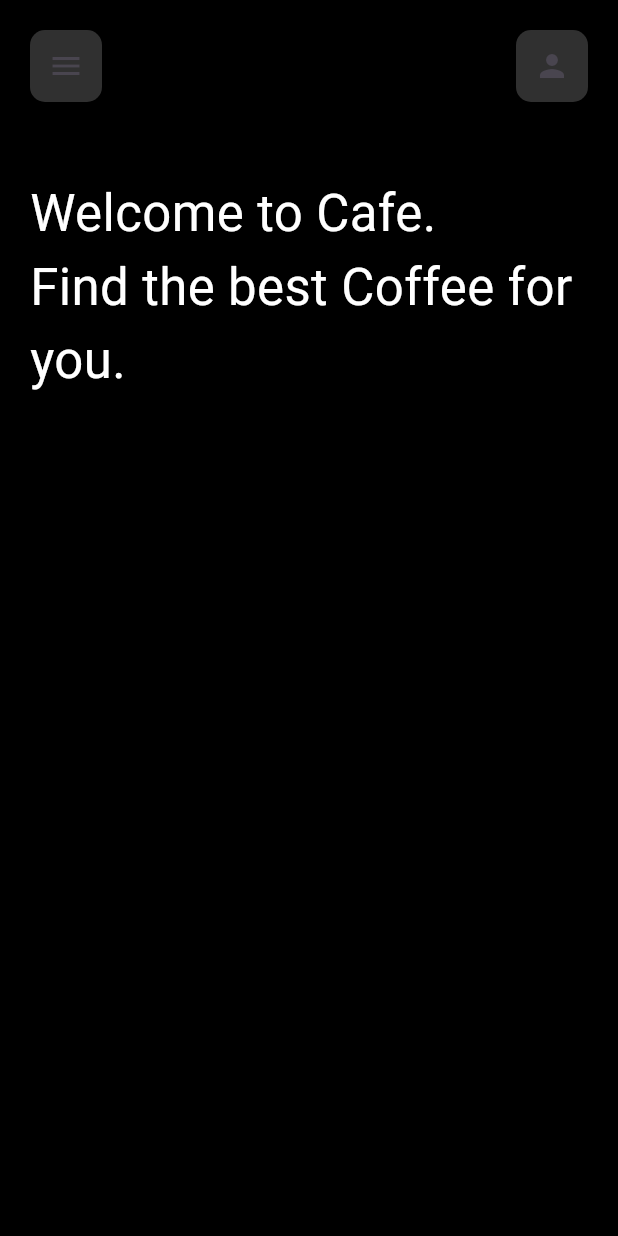
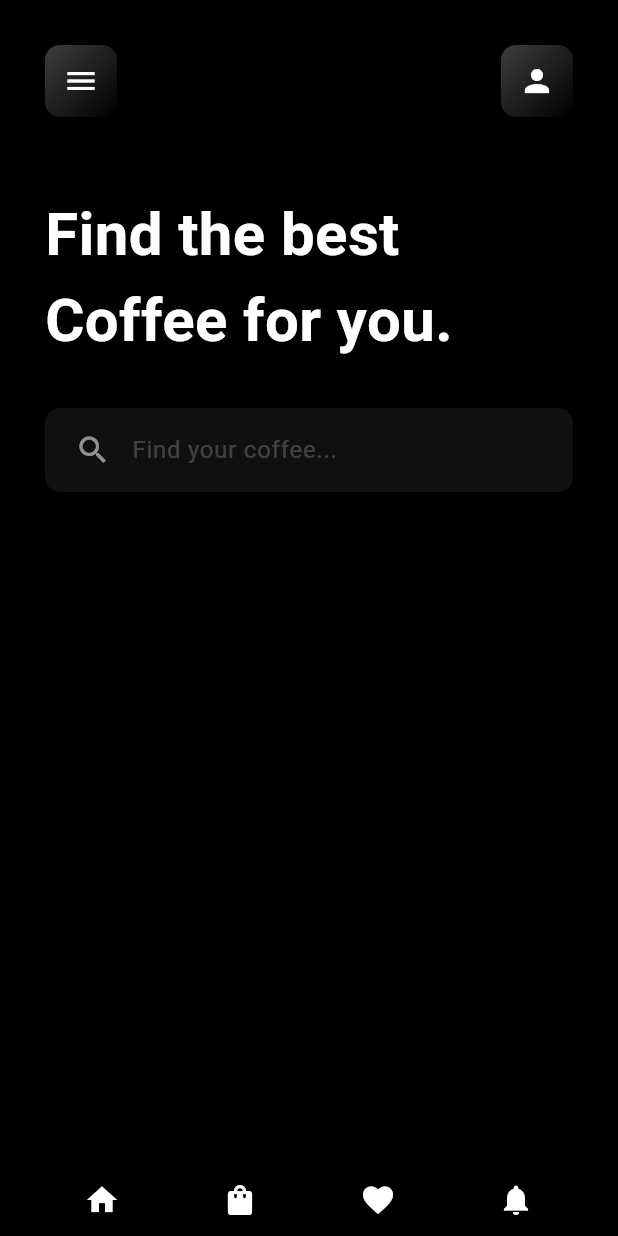
Before and after one commit to Qamar-15/AppDevelopment, a Flutter app: the screen it shows after launch, on a phone screen of 412 x 824 dp. Run offline on Flutter 3.47's test engine with Material 3 defaults, Android fonts, the phone set to English and light mode, and no system bars.

Commit message:
Added new Features

```diff
--- a/cafe/lib/main_screen_widget.dart
+++ b/cafe/lib/main_screen_widget.dart
@@ -1,6 +1,9 @@
 import 'package:flutter/material.dart';
+import 'coffee_model.dart';
 
 class MainScreenWidget extends StatefulWidget {
+  const MainScreenWidget({super.key});
+
   @override
   _MainScreenWidgetState createState() => _MainScreenWidgetState();
 }
@@ -11,38 +14,109 @@ class _MainScreenWidgetState extends State<MainScreenWidget> {
     return Scaffold(
       backgroundColor: Colors.black,
       body: Padding(
-        padding: const EdgeInsets.all(20.0),
-        child: Column(
+        padding: const EdgeInsets.all(30.0),
+        child: ListView(
+          children: [
+            Column(
               crossAxisAlignment: CrossAxisAlignment.start,
               children: [
                 Row(
                   children: [
                     Container(
                       decoration: BoxDecoration(
-                    color: Colors.grey.withOpacity(0.3),
+                        gradient: LinearGradient(
+                          colors: [
+                            const Color.fromARGB(255, 63, 61, 61),
+                            Colors.black,
+                          ],
+                          begin: Alignment.topLeft,
+                          end: Alignment.bottomRight,
+                        ),
                         borderRadius: BorderRadius.circular(10),
                       ),
-                  child: IconButton(onPressed: () {}, icon: Icon(Icons.menu)),
+                      child: IconButton(
+                        onPressed: () {},
+                        icon: Icon(Icons.menu, color: Colors.white),
+                      ),
                     ),
                     Spacer(),
                     Container(
                       decoration: BoxDecoration(
-                    color: Colors.grey.withOpacity(0.3),
+                        gradient: LinearGradient(
+                          colors: [
+                            const Color.fromARGB(255, 63, 61, 61),
+                            Colors.black,
+                          ],
+                          begin: Alignment.topLeft,
+                          end: Alignment.bottomRight,
+                        ),
                         borderRadius: BorderRadius.circular(10),
                       ),
-                  child: IconButton(onPressed: () {}, icon: Icon(Icons.person)),
+                      child: IconButton(
+                        onPressed: () {},
+                        icon: Icon(Icons.person, color: Colors.white),
+                      ),
                     ),
                   ],
                 ),
                 Container(
                   padding: EdgeInsets.only(top: 50),
                   child: Text(
-                "Welcome to Cafe.\nFind the best Coffee for you.",
-                style: TextStyle(color: Colors.white, fontSize: 34),
+                    "Find the best\nCoffee for you.",
+                    style: TextStyle(
+                      color: Colors.white,
+                      fontSize: 40,
+                      fontWeight: FontWeight.bold,
+                    ),
+                  ),
+                ),
+                Container(
+                  decoration: BoxDecoration(
+                    borderRadius: BorderRadius.circular(10),
+                    color: Colors.grey.withOpacity(0.1),
+                  ),
+                  margin: EdgeInsets.only(top: 30),
+                  child: TextField(
+                    decoration: InputDecoration(
+                      hintText: "Find your coffee...",
+                      hintStyle: TextStyle(
+                        color: Colors.white60.withOpacity(0.2),
+                      ),
+                      prefixIcon: Padding(
+                        padding: const EdgeInsets.only(left: 20, right: 10),
+                        child: Icon(Icons.search, color: Colors.white54),
+                      ),
+                      border: OutlineInputBorder(borderSide: BorderSide.none),
+                    ),
                   ),
                 ),
               ],
             ),
+          ],
+        ),
+      ),
+      bottomNavigationBar: Row(
+        mainAxisAlignment: MainAxisAlignment.spaceEvenly,
+        children: [
+          IconButton(
+            onPressed: () {},
+            icon: Icon(Icons.home, color: Colors.white),
+          ),
+          IconButton(
+            onPressed: () {},
+            icon: Icon(Icons.shopping_bag, color: Colors.white),
+          ),
+
+          IconButton(
+            onPressed: () {},
+            icon: Icon(Icons.favorite, color: Colors.white),
+          ),
+
+          IconButton(
+            onPressed: () {},
+            icon: Icon(Icons.notifications, color: Colors.white),
+          ),
+        ],
       ),
     );
   }
```
Also changed, not shown: cafe/lib/coffee_data.dart (added, +80 -0 lines), cafe/lib/coffee_model.dart (added, +15 -0 lines). Lines whose indentation alone changed are shown as unchanged.
